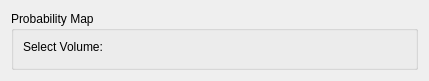
First picture: the form in QTModules/EMSegment/Resources/UI/qSlicerEMSegmentDefineAtlasPanel.ui, repository jcfr/Slicer3, before the edit.
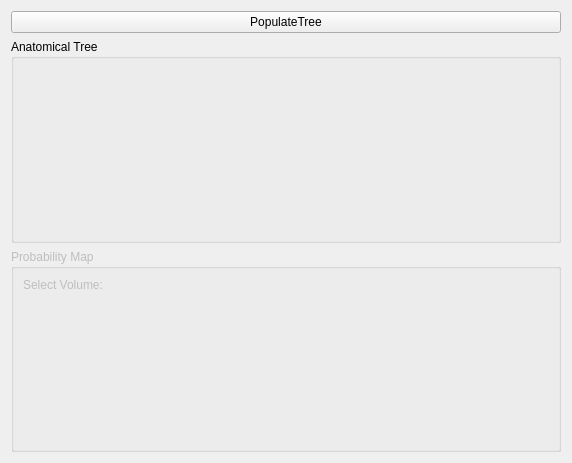
Second picture: the form after the edit. Custom widgets are drawn as their Qt base class.

Commit message: ENH: Update DefineAnatomicalTree, DefineAtlas and EditNodeBaseParameter to use qSlicerEMSegmentTreeWidget

What changed in the file:
```diff
--- a/QTModules/EMSegment/Resources/UI/qSlicerEMSegmentDefineAtlasPanel.ui
+++ b/QTModules/EMSegment/Resources/UI/qSlicerEMSegmentDefineAtlasPanel.ui
@@ -6,16 +6,38 @@
    <rect>
     <x>0</x>
     <y>0</y>
-    <width>429</width>
-    <height>81</height>
+    <width>572</width>
+    <height>463</height>
    </rect>
   </property>
   <property name="windowTitle">
    <string>Form</string>
   </property>
-  <layout class="QVBoxLayout" name="verticalLayout">
+  <layout class="QVBoxLayout" name="verticalLayout_2">
+   <item>
+    <widget class="QPushButton" name="PopulateTreeButton">
+     <property name="text">
+      <string>PopulateTree</string>
+     </property>
+    </widget>
+   </item>
+   <item>
+    <widget class="ctkCollapsibleGroupBox" name="AnatomicalTreeCollapsibleGroupBox">
+     <property name="title">
+      <string>Anatomical Tree</string>
+     </property>
+     <layout class="QVBoxLayout" name="verticalLayout">
+      <item>
+       <widget class="qSlicerEMSegmentAnatomicalTreeWidget" name="EMSegmentAnatomicalTreeWidget"/>
+      </item>
+     </layout>
+    </widget>
+   </item>
    <item>
     <widget class="ctkCollapsibleGroupBox" name="CollapsibleGroupBox">
+     <property name="enabled">
+      <bool>false</bool>
+     </property>
      <property name="title">
       <string>Probability Map</string>
      </property>
@@ -51,12 +73,6 @@
   </layout>
  </widget>
  <customwidgets>
-  <customwidget>
-   <class>ctkCollapsibleGroupBox</class>
-   <extends>QGroupBox</extends>
-   <header>ctkCollapsibleGroupBox.h</header>
-   <container>1</container>
-  </customwidget>
   <customwidget>
    <class>qMRMLNodeComboBox</class>
    <extends>QWidget</extends>
@@ -68,12 +84,23 @@
    <header>qSlicerWidget.h</header>
    <container>1</container>
   </customwidget>
+  <customwidget>
+   <class>qSlicerEMSegmentAnatomicalTreeWidget</class>
+   <extends>qSlicerEMSegmentWidget</extends>
+   <header>qSlicerEMSegmentAnatomicalTreeWidget.h</header>
+  </customwidget>
   <customwidget>
    <class>qSlicerEMSegmentWidget</class>
    <extends>qSlicerWidget</extends>
    <header>qSlicerEMSegmentWidget.h</header>
    <container>1</container>
   </customwidget>
+  <customwidget>
+   <class>ctkCollapsibleGroupBox</class>
+   <extends>QGroupBox</extends>
+   <header>ctkCollapsibleGroupBox.h</header>
+   <container>1</container>
+  </customwidget>
  </customwidgets>
  <resources/>
  <connections>
```
Left out of the diff: 84 changed lines with no effect on the pictures. The commit also changes 2 other files.
